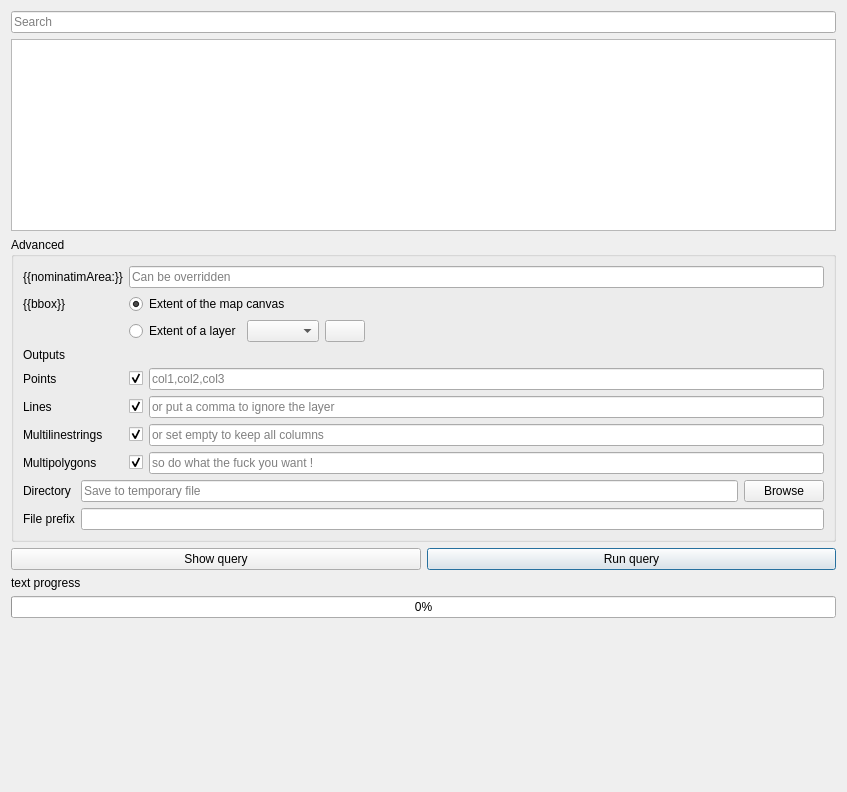
Qt form ui/my_queries.ui (3liz/QuickOSM) before a commit.
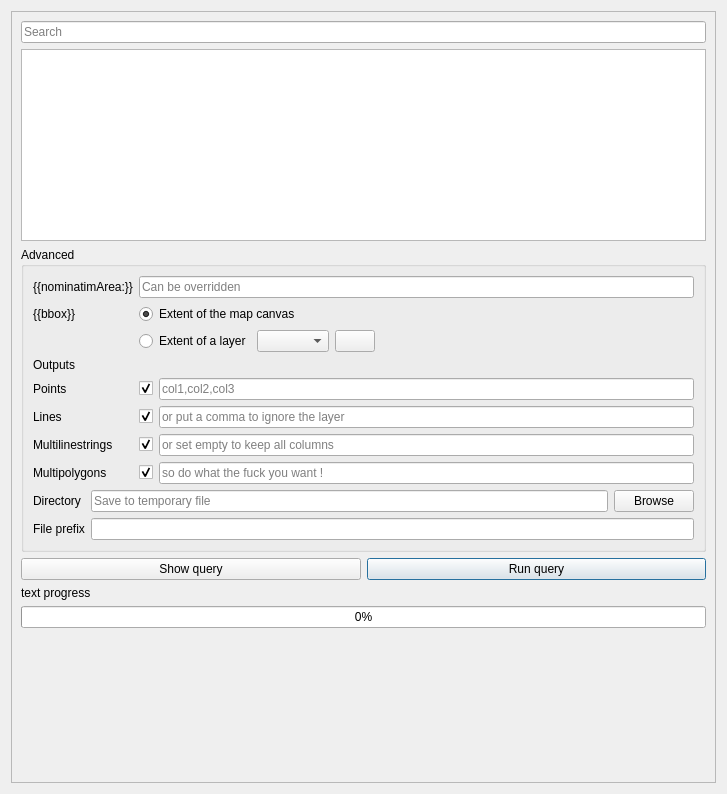
The same form after that commit. Icons and pictures are not drawn. Custom widgets are drawn as their Qt base class.

Commit message: add scroll in docks

Patch:
```diff
--- a/ui/my_queries.ui
+++ b/ui/my_queries.ui
@@ -6,8 +6,8 @@
    <rect>
     <x>0</x>
     <y>0</y>
-    <width>847</width>
-    <height>792</height>
+    <width>727</width>
+    <height>794</height>
    </rect>
   </property>
   <property name="sizePolicy">
@@ -25,6 +25,21 @@
   <property name="windowTitle">
    <string>QuickOSM - My queries</string>
   </property>
+  <layout class="QVBoxLayout" name="verticalLayout_3">
+   <item>
+    <widget class="QScrollArea" name="scrollArea">
+     <property name="widgetResizable">
+      <bool>true</bool>
+     </property>
+     <widget class="QWidget" name="scrollAreaWidgetContents">
+      <property name="geometry">
+       <rect>
+        <x>0</x>
+        <y>0</y>
+        <width>713</width>
+        <height>780</height>
+       </rect>
+      </property>
   <layout class="QVBoxLayout" name="verticalLayout">
    <item>
     <widget class="QLineEdit" name="lineEdit_search">
@@ -347,6 +362,10 @@
       </size>
      </property>
     </spacer>
+       </item>
+      </layout>
+     </widget>
+    </widget>
    </item>
   </layout>
  </widget>
```
Lines whose indentation alone changed are shown as unchanged. The commit also changes 7 other files.
